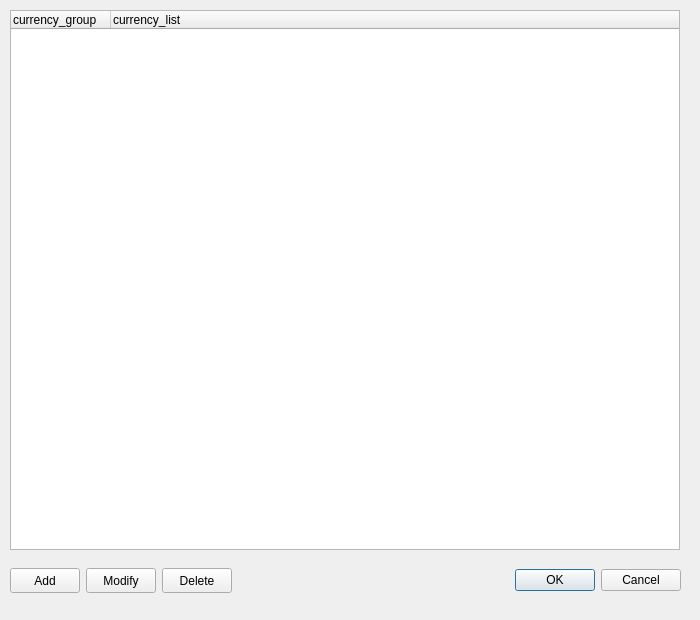
pgulyaev88/elpos.manager, file currencysviewdialog.ui: the form before one commit.
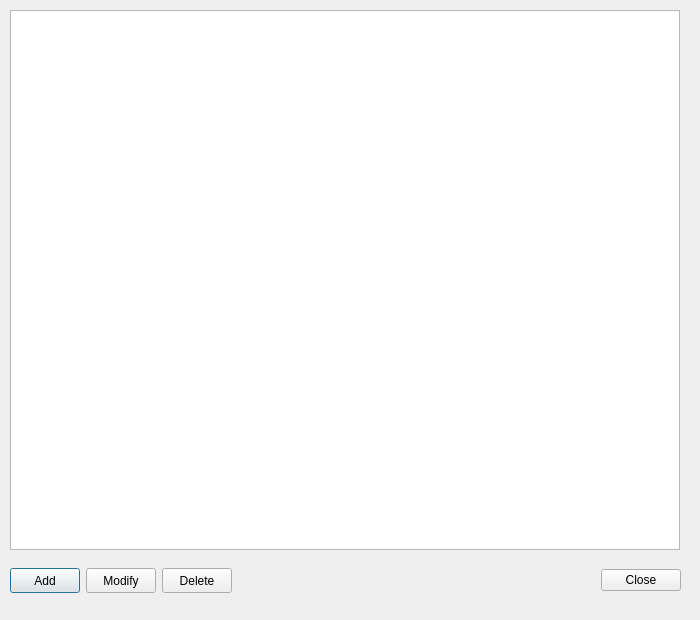
The form after the commit.

```diff
--- a/currencysviewdialog.ui
+++ b/currencysviewdialog.ui
@@ -13,7 +13,7 @@
   <property name="windowTitle">
    <string>Dialog</string>
   </property>
-  <widget class="QTreeWidget" name="currencysTreeWidget">
+  <widget class="QTableView" name="currencysTableView">
    <property name="geometry">
     <rect>
      <x>10</x>
@@ -25,16 +25,6 @@
    <property name="lineWidth">
     <number>2</number>
    </property>
-   <column>
-    <property name="text">
-     <string>currency_group</string>
-    </property>
-   </column>
-   <column>
-    <property name="text">
-     <string>currency_list</string>
-    </property>
-   </column>
   </widget>
   <widget class="QWidget" name="horizontalLayoutWidget">
    <property name="geometry">
@@ -119,7 +109,7 @@
     <item>
      <widget class="QDialogButtonBox" name="currencysButtonBox">
       <property name="standardButtons">
-       <set>QDialogButtonBox::Cancel|QDialogButtonBox::Ok</set>
+       <set>QDialogButtonBox::Close</set>
       </property>
       <property name="centerButtons">
        <bool>false</bool>
```
Left out of the diff: 19 changed lines with no effect on the pictures.
